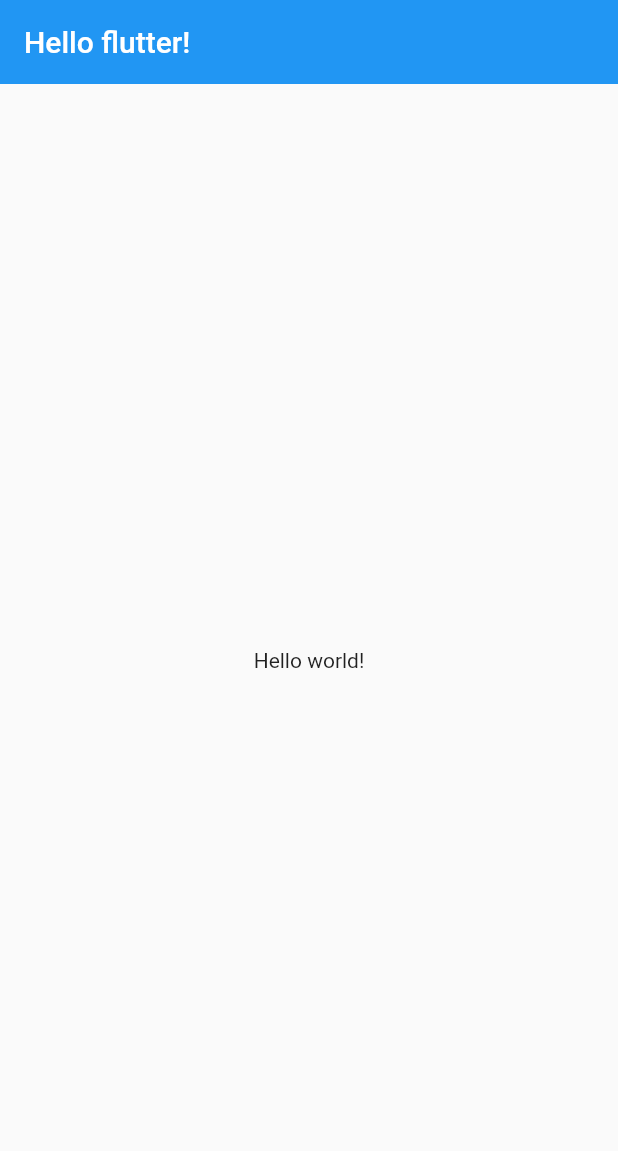
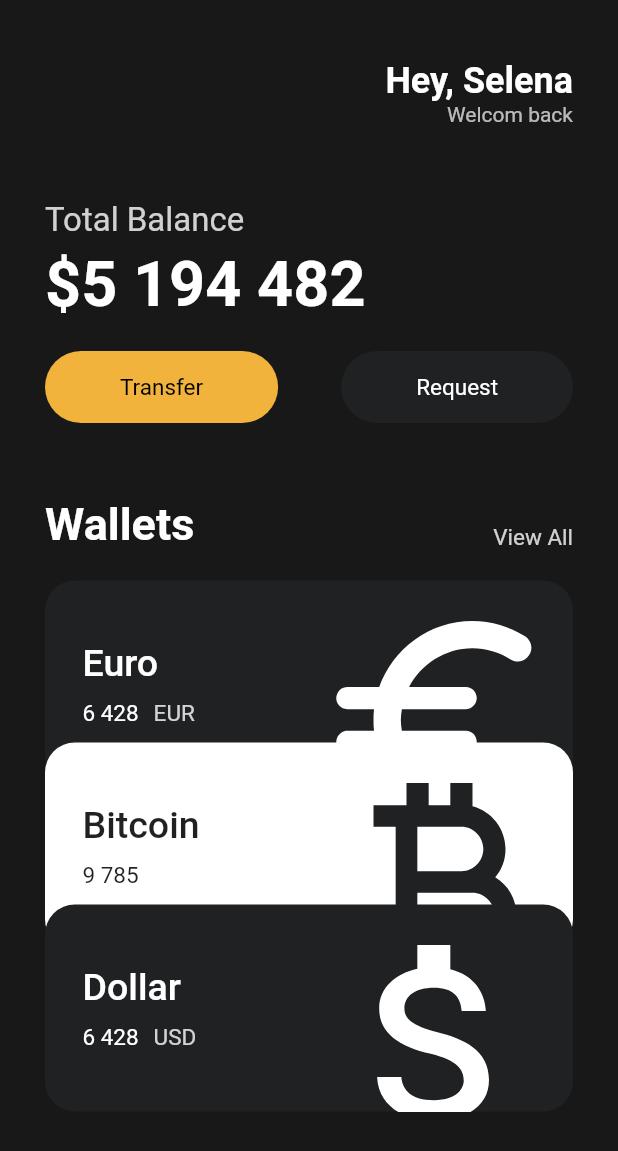
Before and after one commit to ekkk1126/flutter-study, a Flutter app: the screen it shows after launch, on a phone screen of 412 x 824 dp. Shown: the top 1151 px of the screen. Run offline on Flutter 3.47's test engine with Material 2 defaults, Android fonts, the phone set to English and light mode, and no system bars; missing offline and left inert: dart:ffi.

Commit message:
UI Challenge

```diff
--- a/toonflix/lib/main.dart
+++ b/toonflix/lib/main.dart
@@ -1,23 +1,151 @@
+import 'dart:ffi';
+
 import 'package:flutter/foundation.dart';
 import 'package:flutter/material.dart';
+import 'package:toonflix/widgets/button.dart';
+import 'package:toonflix/widgets/currency_card.dart';
 
 void main() {
-  runApp(App());
+  runApp(const App());
 }
 
 class App extends StatelessWidget {
+  const App({super.key});
+
   @override
   Widget build(BuildContext context) {
     return MaterialApp(
       // google UI, cupetino: apple UI
       home: Scaffold(
-        appBar: AppBar(
-          elevation: 0, // 그림자
-          title: Text('Hello flutter!'),
-          centerTitle: false, // text center 배치
-        ),
-        body: Center(
-          child: Text('Hello world!'),
+        backgroundColor: const Color(0xFF181818),
+        body: SingleChildScrollView(
+          child: Padding(
+            padding: const EdgeInsets.symmetric(
+                horizontal: 30), //symmetirc: 가로 혹은 세로만 선택(padding)
+            child: Column(
+              crossAxisAlignment: CrossAxisAlignment.start,
+              children: [
+                const SizedBox(
+                  height: 40,
+                ),
+                Row(
+                  mainAxisAlignment:
+                      MainAxisAlignment.end, // row의 mainaxis는 수평, crossaxis는 수직
+                  children: [
+                    Column(
+                      crossAxisAlignment: CrossAxisAlignment
+                          .end, // column의 mainaxis는 수직, crossaxis는 수평
+                      children: [
+                        const Text(
+                          'Hey, Selena',
+                          style: TextStyle(
+                            color: Colors.white,
+                            fontSize: 24,
+                            fontWeight: FontWeight.w600,
+                          ),
+                        ),
+                        Text(
+                          'Welcom back',
+                          style: TextStyle(
+                            color: Colors.white
+                                .withOpacity(0.7), // withOpacity:투명도
+                            fontSize: 14,
+                          ),
+                        ),
+                      ],
+                    ),
+                  ],
+                ),
+                const SizedBox(
+                  height: 50,
+                ),
+                Text(
+                  'Total Balance',
+                  style: TextStyle(
+                      fontSize: 22, color: Colors.white.withOpacity(0.8)),
+                ),
+                const SizedBox(
+                  height: 5,
+                ),
+                const Text(
+                  '\$5 194 482',
+                  style: TextStyle(
+                      fontSize: 42,
+                      fontWeight: FontWeight.w600,
+                      color: Colors.white),
+                ),
+                const SizedBox(
+                  height: 20,
+                ),
+                const Row(
+                  mainAxisAlignment: MainAxisAlignment.spaceBetween,
+                  children: [
+                    Button(
+                      text: "Transfer",
+                      bgColor: Color(0xFFF1B33B),
+                      textColor: Colors.black,
+                    ),
+                    Button(
+                      text: "Request",
+                      bgColor: Color(0xFF1F2123),
+                      textColor: Colors.white,
+                    ),
+                  ],
+                ),
+                const SizedBox(
+                  height: 50,
+                ),
+                Row(
+                  crossAxisAlignment: CrossAxisAlignment.end,
+                  mainAxisAlignment: MainAxisAlignment.spaceBetween,
+                  children: [
+                    const Text(
+                      "Wallets",
+                      style: TextStyle(
+                        color: Colors.white,
+                        fontSize: 30,
+                        fontWeight: FontWeight.w600,
+                      ),
+                    ),
+                    Text(
+                      "View All",
+                      style: TextStyle(
+                        color: Colors.white.withOpacity(0.8),
+                        fontSize: 15,
+                      ),
+                    ),
+                  ],
+                ),
+                const SizedBox(
+                  height: 20,
+                ),
+                const CurrencyCard(
+                  name: 'Euro',
+                  code: 'EUR',
+                  amount: '6 428',
+                  icon: Icons.euro_rounded,
+                  isInverted: false,
+                  order: 1,
+                ),
+                const CurrencyCard(
+                  name: 'Bitcoin',
+                  code: 'BTC',
+                  amount: '9 785',
+                  icon: Icons.currency_bitcoin,
+                  isInverted: true,
+                  order: 2,
+                ),
+                const CurrencyCard(
+                  name: 'Dollar',
+                  code: 'USD',
+                  amount: '6 428',
+                  icon: Icons.attach_money_outlined,
+                  isInverted: false,
+                  order: 3,
+                ),
+              ],
+            ),
+          ),
         ),
       ),
     );
--- /dev/null
+++ b/toonflix/lib/widgets/button.dart
@@ -0,0 +1,37 @@
+import 'package:flutter/material.dart';
+
+class Button extends StatelessWidget {
+  final String text;
+  final Color bgColor;
+  final Color textColor;
+
+  const Button({
+    super.key,
+    required this.text,
+    required this.bgColor,
+    required this.textColor,
+  });
+
+  @override
+  Widget build(BuildContext context) {
+    return Container(
+      decoration: BoxDecoration(
+        color: bgColor,
+        borderRadius: BorderRadius.circular(40),
+      ),
+      child: Padding(
+        padding: const EdgeInsets.symmetric(
+          vertical: 15,
+          horizontal: 50,
+        ),
+        child: Text(
+          text,
+          style: TextStyle(
+            color: textColor,
+            fontSize: 15,
+          ),
+        ),
+      ),
+    );
+  }
+}
--- /dev/null
+++ b/toonflix/lib/widgets/currency_card.dart
@@ -0,0 +1,91 @@
+import 'package:flutter/material.dart';
+
+class CurrencyCard extends StatelessWidget {
+  final String name, code, amount;
+  final IconData icon;
+  final bool isInverted;
+
+  final _blackColor = const Color(0xFF1F2123);
+
+  final int order;
+
+  const CurrencyCard({
+    super.key,
+    required this.name,
+    required this.code,
+    required this.amount,
+    required this.icon,
+    required this.isInverted,
+    required this.order,
+  });
+
+  @override
+  Widget build(BuildContext context) {
+    return Transform.translate(
+      offset: Offset(0, -30 * (order - 1)),
+      child: Container(
+        clipBehavior: Clip.hardEdge,
+        decoration: BoxDecoration(
+          color: isInverted ? Colors.white : _blackColor,
+          borderRadius: BorderRadius.circular(20),
+        ),
+        child: Padding(
+          padding: const EdgeInsets.all(25),
+          child: Row(
+            mainAxisAlignment: MainAxisAlignment.spaceBetween,
+            children: [
+              Column(
+                crossAxisAlignment: CrossAxisAlignment.start,
+                children: [
+                  Text(
+                    name,
+                    style: TextStyle(
+                      color: isInverted ? _blackColor : Colors.white,
+                      fontSize: 25,
+                      fontWeight: FontWeight.w500,
+                    ),
+                  ),
+                  const SizedBox(
+                    height: 10,
+                  ),
+                  Row(
+                    children: [
+                      Text(
+                        amount,
+                        style: TextStyle(
+                          color: isInverted ? _blackColor : Colors.white,
+                          fontSize: 15,
+                        ),
+                      ),
+                      const SizedBox(
+                        width: 10,
+                      ),
+                      Text(
+                        code,
+                        style: TextStyle(
+                          color: Colors.white.withOpacity(0.8),
+                          fontSize: 15,
+                        ),
+                      ),
+                    ],
+                  ),
+                ],
+              ),
+              Transform.scale(
+                scale: 2,
+                child: Transform.translate(
+                  offset: const Offset(-10, 12),
+                  child: Icon(
+                    icon,
+                    color: isInverted ? _blackColor : Colors.white,
+                    size: 88,
+                  ),
+                ),
+              )
+            ],
+          ),
+        ),
+      ),
+    );
+  }
+}
```
